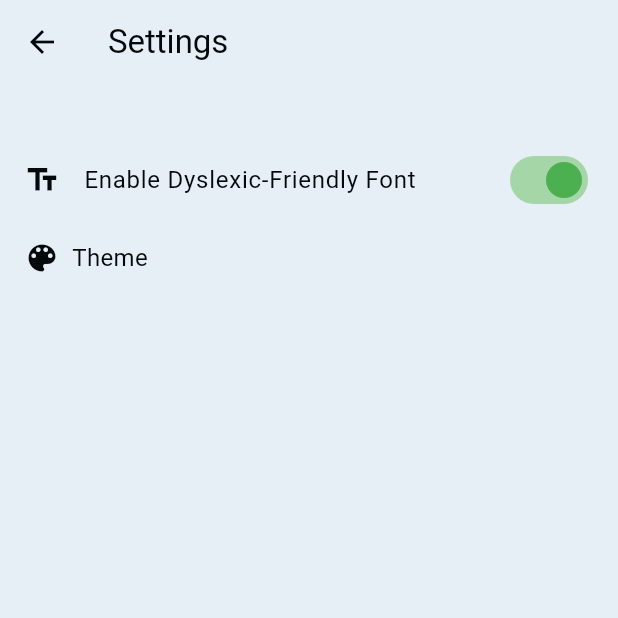
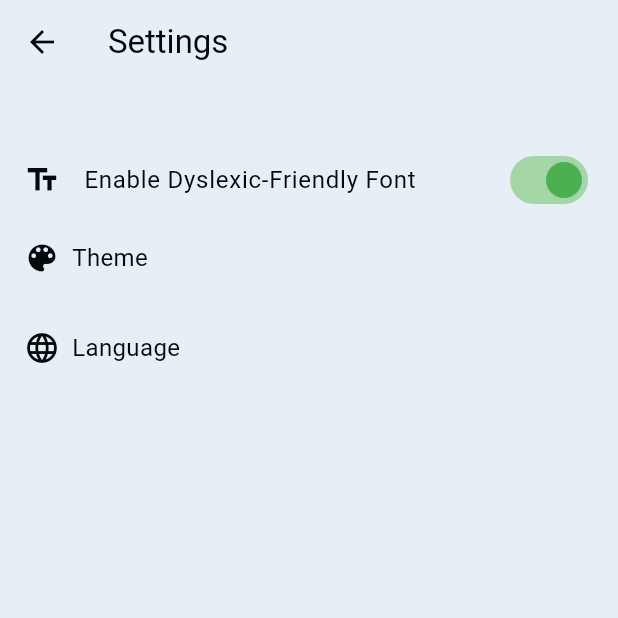
Before and after one commit to borjafernandez35/ea_g2_proyecto_fronted, a Flutter app: the SettingsScreen screen opened by its route, after a tap on "Enable Dyslexic-Friendly Font", on a phone screen of 412 x 824 dp, the top half of it. Run offline on Flutter 3.47's test engine with Material 3 defaults, Android fonts, the phone set to English and light mode, and no system bars; our stand-ins replace dio, flutter_map, flutter_rating_bar, geolocator, get, get_storage and 7 more; accounts and stored records are empty; network calls fail.

Commit message:
Base de idiomas generado e implementación en settings (sin funcionar)

```diff
--- a/lib/Screens/settingsScreen.dart
+++ b/lib/Screens/settingsScreen.dart
@@ -3,6 +3,8 @@ import 'package:get/get.dart';
 import 'package:get_storage/get_storage.dart';
 import 'package:spotfinder/Resources/pallete.dart';
 import 'package:spotfinder/Screens/home_page.dart';
+import 'package:spotfinder/localization/localization_service.dart';
+import 'package:spotfinder/l10n/app_localizations.dart';
 import 'package:spotfinder/main.dart';
 
 class SettingsScreen extends StatefulWidget {
@@ -15,29 +17,35 @@ class _SettingsScreenState extends State<SettingsScreen> {
   bool _isDyslexicFontEnabled = false;
   bool _settingsChanged = false;
   String? _selectedTheme;
+  String? _selectedLanguage;
 
   @override
   void initState() {
     super.initState();
     _isDyslexicFontEnabled = box.read('font') == 'Dyslexia';
     _selectedTheme = box.read('theme') ?? 'Light';
+    _selectedLanguage = box.read('lang') ?? 'en';
   }
 
   void _changeFont(bool isDyslexicFont) {
     final String font = isDyslexicFont ? 'Dyslexia' : 'Default';
     box.write('font', font);
-    runApp(
-      MyApp(), // Se reinicia la aplicación con la nueva configuración
-    );
+    runApp(MyApp());
   }
 
   void _changeTheme(String theme) {
     box.write('theme', theme);
-    runApp(
-      MyApp(),
-    );
+    runApp(MyApp());
     setState(() {
       _settingsChanged = true;
+    });
+  }
+
+  void _changeLanguage(String langCode) {
+    LocalizationService().changeLocale(langCode);
+    runApp(MyApp());
+    setState(() {
+      _selectedLanguage = langCode;
     });
   }
 
@@ -108,7 +116,64 @@ class _SettingsScreenState extends State<SettingsScreen> {
                   child: const Text(
                     'Apply',
                     style: TextStyle(
-                      color: Colors.green, // Color del texto del botón
+                      color: Colors.green,
+                    ),
+                  ),
+                ),
+              ],
+            );
+          },
+        );
+      },
+    );
+  }
+
+  void _showLanguageDialog(BuildContext context) {
+    showDialog(
+      context: context,
+      builder: (BuildContext context) {
+        return StatefulBuilder(
+          builder: (context, setState) {
+            return AlertDialog(
+              title: Row(
+                mainAxisAlignment: MainAxisAlignment.spaceBetween,
+                children: [
+                  Text('Select Language',
+                      style: TextStyle(color: Pallete.backgroundColor)),
+                  IconButton(
+                    onPressed: () {
+                      Get.back(result: _settingsChanged);
+                    },
+                    icon: const Icon(Icons.close),
+                  ),
+                ],
+              ),
+              content: Column(
+                mainAxisSize: MainAxisSize.min,
+                children: LocalizationService.locales.keys.map((langCode) {
+                  return RadioListTile<String>(
+                    title: Text(langCode.toUpperCase()),
+                    value: langCode,
+                    groupValue: _selectedLanguage,
+                    onChanged: (value) {
+                      setState(() {
+                        _selectedLanguage = value;
+                      });
+                    },
+                    activeColor: Colors.green,
+                  );
+                }).toList(),
+              ),
+              actions: [
+                ElevatedButton(
+                  onPressed: () {
+                    Navigator.pop(context);
+                    _changeLanguage(_selectedLanguage!);
+                  },
+                  child: const Text(
+                    'Apply',
+                    style: TextStyle(
+                      color: Colors.green,
                     ),
                   ),
                 ),
@@ -131,7 +196,8 @@ class _SettingsScreenState extends State<SettingsScreen> {
             color: Pallete.textColor,
           ),
           onPressed: () {
-          Get.to(() => HomePage(initialIndex: 3));         },
+            Get.to(() => HomePage(initialIndex: 3));
+          },
         ),
         title: Text(
           'Settings',
@@ -187,6 +253,25 @@ class _SettingsScreenState extends State<SettingsScreen> {
                 ],
               ),
             ),
+            const SizedBox(height: 20),
+            GestureDetector(
+              onTap: () {
+                _showLanguageDialog(context);
+              },
+              child: Row(
+                children: [
+                  Icon(Icons.language, color: Pallete.textColor),
+                  const SizedBox(width: 8, height: 40),
+                  Text(
+                    'Language',
+                    style: TextStyle(
+                      color: Pallete.textColor,
+                      fontSize: 16,
+                    ),
+                  ),
+                ],
+              ),
+            ),
           ],
         ),
       ),
--- /dev/null
+++ b/lib/localization/localization_service.dart
@@ -0,0 +1,132 @@
+import 'dart:ui';
+import 'package:get/get.dart';
+import 'package:get_storage/get_storage.dart';
+
+class LocalizationService extends Translations {
+  final box = GetStorage();
+
+  static final Map<String, Locale> locales = {
+    'en': Locale('en', 'US'),
+    'es': Locale('es', 'ES'),
+    'ca': Locale('ca', 'ES'),
+    'gl': Locale('gl', 'ES'),
+    'eu': Locale('eu', 'ES'),
+    'pt': Locale('pt', 'PT'),
+    'fr': Locale('fr', 'FR'),
+    'it': Locale('it', 'IT'),
+  };
+
+  Locale getCurrentLocale() {
+    String? langCode = box.read('lang');
+    if (langCode != null) {
+      return locales[langCode]!;
+    }
+    return Locale('en', 'US');
+  }
+
+  void changeLocale(String langCode) {
+    Locale locale = locales[langCode]!;
+    Get.updateLocale(locale);
+    box.write('lang', langCode);
+  }
+
+  @override
+  Map<String, Map<String, String>> get keys => {
+    'en_US': {
+      'settings': 'Settings',
+      'theme': 'Theme',
+      'language': 'Language',
+      'enableDyslexicFont': 'Enable Dyslexic-Friendly Font',
+      'selectTheme': 'Select Theme',
+      'apply': 'Apply',
+      'selectLanguage': 'Select Language',
+      'light': 'Light',
+      'dark': 'Dark',
+      'colorblindAccessible': 'Colorblind Accessible',
+    },
+    'es_ES': {
+      'settings': 'Configuración',
+      'theme': 'Tema',
+      'language': 'Idioma',
+      'enableDyslexicFont': 'Habilitar fuente amigable para dislexia',
+      'selectTheme': 'Seleccionar tema',
+      'apply': 'Aplicar',
+      'selectLanguage': 'Seleccionar idioma',
+      'light': 'Claro',
+      'dark': 'Oscuro',
+      'colorblindAccessible': 'Accesible para daltónicos',
+    },
+    'ca_ES': {
+      'settings': 'Configuració',
+      'theme': 'Tema',
+      'language': 'Idioma',
+      'enableDyslexicFont': 'Habilitar font amigable per a dislèxia',
+      'selectTheme': 'Seleccionar tema',
+      'apply': 'Aplicar',
+      'selectLanguage': 'Seleccionar idioma',
+      'light': 'Clar',
+      'dark': 'Fosc',
+      'colorblindAccessible': 'Accessible per a daltònics',
+    },
+    'gl_ES': {
+      'settings': 'Configuración',
+      'theme': 'Tema',
+      'language': 'Idioma',
+      'enableDyslexicFont': 'Habilitar fonte amigable para dislexia',
+      'selectTheme': 'Seleccionar tema',
+      'apply': 'Aplicar',
+      'selectLanguage': 'Seleccionar idioma',
+      'light': 'Claro',
+      'dark': 'Escuro',
+      'colorblindAccessible': 'Accesible para daltónicos',
+    },
+    'eu_ES': {
+      'settings': 'Ezarpenak',
+      'theme': 'Gaia',
+      'language': 'Hizkuntza',
+      'enableDyslexicFont': 'Dizlexia errespetatzen duen letra-mota gaitu',
+      'selectTheme': 'Gaia aukeratu',
+      'apply': 'Aplikatu',
+      'selectLanguage': 'Hizkuntza aukeratu',
+      'light': 'Argia',
+      'dark': 'Iluna',
+      'colorblindAccessible': 'Daltonismoarentzat egokia',
+    },
+    'pt_PT': {
+      'settings': 'Configurações',
+      'theme': 'Tema',
+      'language': 'Idioma',
+      'enableDyslexicFont': 'Habilitar fonte amigável para dislexia',
+      'selectTheme': 'Selecionar tema',
+      'apply': 'Aplicar',
+      'selectLanguage': 'Selecionar idioma',
+      'light': 'Claro',
+      'dark': 'Escuro',
+      'colorblindAccessible': 'Acessível para daltônicos',
+    },
+    'fr_FR': {
+      'settings': 'Paramètres',
+      'theme': 'Thème',
+      'language': 'Langue',
+      'enableDyslexicFont': 'Activer la police adaptée à la dyslexie',
+      'selectTheme': 'Choisir un thème',
+      'apply': 'Appliquer',
+      'selectLanguage': 'Choisir une langue',
+      'light': 'Clair',
+      'dark': 'Foncé',
+      'colorblindAccessible': 'Accessible aux daltoniens',
+    },
+    'it_IT': {
+      'settings': 'Impostazioni',
+      'theme': 'Tema',
+      'language': 'Lingua',
+      'enableDyslexicFont': 'Abilita carattere adatto alla dislessia',
+      'selectTheme': 'Seleziona tema',
+      'apply': 'Applica',
+      'selectLanguage': 'Seleziona lingua',
+      'light': 'Chiaro',
+      'dark': 'Scuro',
+      'colorblindAccessible': 'Accessibile ai daltonici',
+    },
+  };
+}
--- a/lib/main.dart
+++ b/lib/main.dart
@@ -1,5 +1,3 @@
-import 'dart:html';
-
 import 'package:flutter/material.dart';
 import 'package:get/get.dart';
 import 'package:get_storage/get_storage.dart';
@@ -13,10 +11,13 @@ import 'package:spotfinder/Screens/settingsScreen.dart';
 import 'package:spotfinder/Screens/title_screen.dart';
 import 'package:spotfinder/Services/UserService.dart';
 import 'package:flutter_web_plugins/flutter_web_plugins.dart';
+import 'package:flutter_localizations/flutter_localizations.dart';
+import 'package:spotfinder/l10n/app_localizations.dart';
+import 'package:spotfinder/localization/localization_service.dart';
 
 void main() async {
   WidgetsFlutterBinding.ensureInitialized();
-  await GetStorage.init(); // Espera la inicialización de GetStorage
+  await GetStorage.init();
   final UserService userService = UserService();
   final String? token = await userService.getToken();
 
@@ -32,28 +33,18 @@ class MyApp extends StatelessWidget {
 
   @override
   Widget build(BuildContext context) {
-    final box = GetStorage();
-    String? font = box.read('font');
-
-    String? theme = box.read('theme');
-    if (theme == null) {
-      box.write('theme', "Light");
-    }
-
-    WidgetsBinding.instance.addPostFrameCallback((_) {
-      if (token != null) {
-        if (Get.currentRoute != '/home' &&
-            !Get.currentRoute.contains('activity') &&
-            !Get.currentRoute.contains('settings')) {
-          Get.offAllNamed('/home');
-        }
-      }
-    });
-
     return GetMaterialApp(
       title: 'SpotFinder',
-      theme: getTheme(theme, font),
-
+      theme: _getAppTheme(),
+      locale: Locale(_getLocale()), // Configura el idioma seleccionado
+      translations: LocalizationService(),
+      fallbackLocale: Locale('en', 'US'),
+      supportedLocales: LocalizationService.locales.values.toList(),
+      localizationsDelegates: [
+        GlobalMaterialLocalizations.delegate,
+        GlobalWidgetsLocalizations.delegate,
+        GlobalCupertinoLocalizations.delegate,
+      ],
       getPages: [
         GetPage(name: '/', page: () => TitleScreen()),
         GetPage(name: '/home', page: () => HomePage()),
@@ -70,38 +61,46 @@ class MyApp extends StatelessWidget {
     );
   }
 
-  TextTheme? getFontTextTheme(String? font) {
+  String _getLocale() {
+    final box = GetStorage();
+    return box.read('lang') ?? 'en';
+  }
+
+  ThemeData _getAppTheme() {
+    final box = GetStorage();
+    String? font = box.read('font');
+    String? theme = box.read('theme') ?? 'Light';
+
+    switch (theme) {
+      case 'Dark':
+        Pallete.setDarkTheme();
+        return ThemeData.dark().copyWith(
+          scaffoldBackgroundColor: Pallete.backgroundColor,
+          textTheme: _getFontTextTheme(font),
+        );
+      case 'Custom':
+        Pallete.setCustomTheme();
+        return ThemeData.light().copyWith(
+          scaffoldBackgroundColor: Pallete.backgroundColor,
+          textTheme: _getFontTextTheme(font),
+        );
+      case 'Light':
+      default:
+        Pallete.setLightTheme();
+        return ThemeData.light().copyWith(
+          scaffoldBackgroundColor: Pallete.backgroundColor,
+          textTheme: _getFontTextTheme(font),
+        );
+    }
+  }
+
+  TextTheme? _getFontTextTheme(String? font) {
     switch (font) {
       case 'Dyslexia':
-        return GoogleFonts.comicNeueTextTheme().copyWith();
+        return GoogleFonts.comicNeueTextTheme();
       case 'Default':
+      default:
         return null;
     }
-    return null;
-  }
-
-  ThemeData? getTheme(String? theme, String? font) {
-    ThemeData themeData;
-
-    if (theme == "Dark") {
-      Pallete.setDarkTheme();
-      themeData = ThemeData.dark().copyWith(
-        scaffoldBackgroundColor: Pallete.backgroundColor,
-        textTheme: getFontTextTheme(font),
-      );
-    } else if (theme == "Custom") {
-      Pallete.setCustomTheme();
-      themeData = ThemeData.light().copyWith(
-        scaffoldBackgroundColor: Pallete.backgroundColor,
-        textTheme: getFontTextTheme(font),
-      );
-    } else {
-      Pallete.setLightTheme();
-      themeData = ThemeData.light().copyWith(
-        scaffoldBackgroundColor: Pallete.backgroundColor,
-        textTheme: getFontTextTheme(font),
-      );
-    }
-    return themeData;
   }
 }
```
Also changed, not shown: lib/l10n/app_localizations.dart (added, +47 -0 lines), lib/l10n/intl_ca.json (added, +18 -0 lines), lib/l10n/intl_en.json (added, +18 -0 lines), lib/l10n/intl_es.json (added, +18 -0 lines), lib/l10n/intl_eu.json (added, +18 -0 lines), lib/l10n/intl_fr.json (added, +18 -0 lines), lib/l10n/intl_gl.json (added, +18 -0 lines), lib/l10n/intl_it.json (added, +18 -0 lines), lib/l10n/intl_pt.json (added, +18 -0 lines), pubspec.yaml (+11 -3 lines), pubspec.lock.
